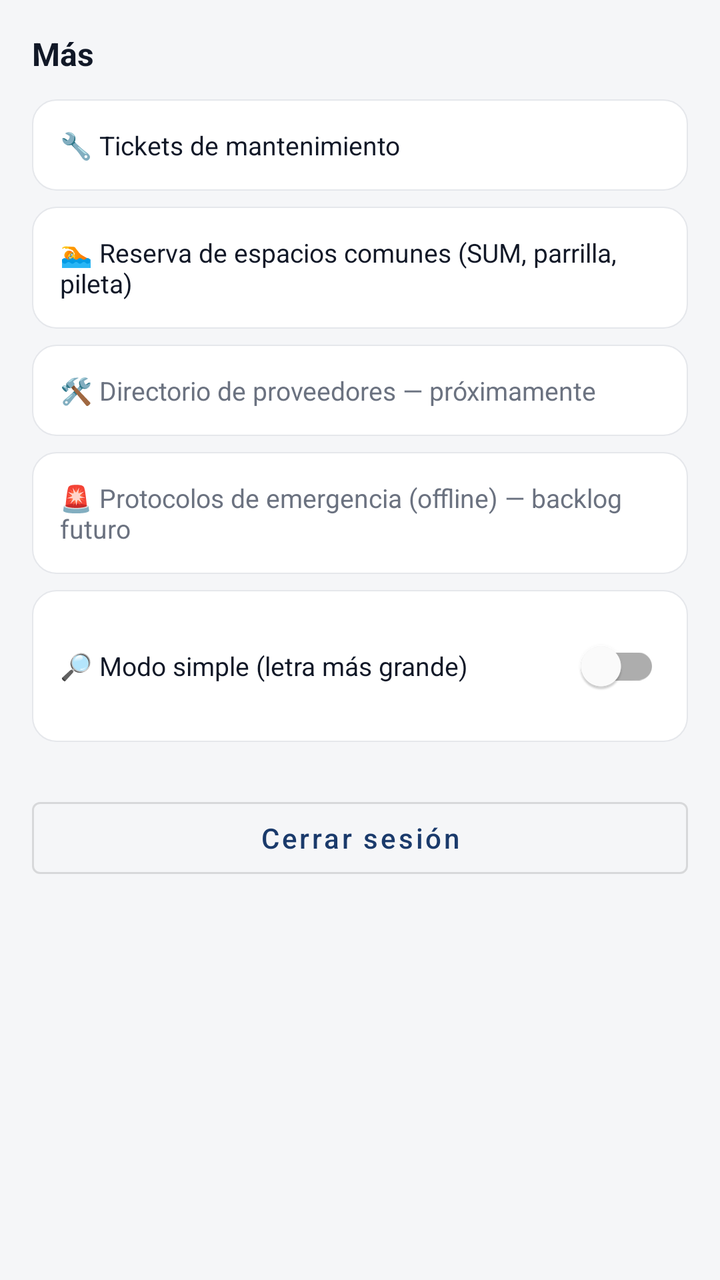
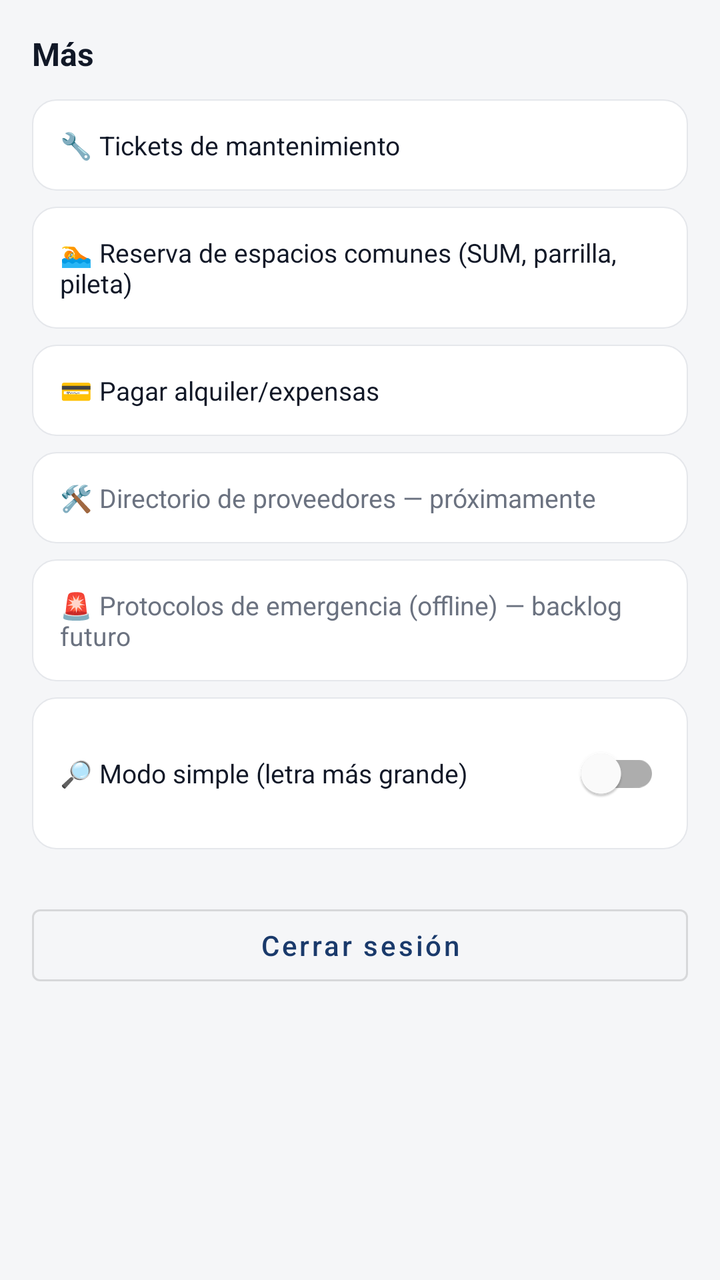

Before-and-after screenshots of an Android layout around one commit, followed by the original layout XML and the change that was made.
<!-- AndroidManifest.xml: application theme Theme.ConsorcioTransparente -->
<!-- res/layout/fragment_mas.xml -->
<?xml version="1.0" encoding="utf-8"?>
<LinearLayout xmlns:android="http://schemas.android.com/apk/res/android"
    xmlns:app="http://schemas.android.com/apk/res-auto"
    android:layout_width="match_parent"
    android:layout_height="match_parent"
    android:background="@color/background"
    android:orientation="vertical"
    android:padding="16dp">

    <TextView
        android:layout_width="wrap_content"
        android:layout_height="wrap_content"
        android:layout_marginBottom="12dp"
        android:text="Más"
        android:textColor="@color/text_primary"
        android:textSize="16sp"
        android:textStyle="bold" />

    <TextView
        android:id="@+id/itemBuildingConfig"
        android:layout_width="match_parent"
        android:layout_height="wrap_content"
        android:layout_marginBottom="8dp"
        android:background="@drawable/bg_card"
        android:clickable="true"
        android:focusable="true"
        android:padding="14dp"
        android:text="@string/building_config_menu_item"
        android:textColor="@color/text_primary"
        android:textSize="13sp"
        android:visibility="gone" />

    <TextView
        android:id="@+id/itemTickets"
        android:layout_width="match_parent"
        android:layout_height="wrap_content"
        android:layout_marginBottom="8dp"
        android:background="@drawable/bg_card"
        android:clickable="true"
        android:focusable="true"
        android:padding="14dp"
        android:text="@string/tickets_menu_item"
        android:textColor="@color/text_primary"
        android:textSize="13sp" />

    <TextView
        android:id="@+id/itemReservas"
        android:layout_width="match_parent"
        android:layout_height="wrap_content"
        android:layout_marginBottom="8dp"
        android:background="@drawable/bg_card"
        android:clickable="true"
        android:focusable="true"
        android:padding="14dp"
        android:text="🏊 Reserva de espacios comunes (SUM, parrilla, pileta)"
        android:textColor="@color/text_primary"
        android:textSize="13sp" />

    <TextView
        android:layout_width="match_parent"
        android:layout_height="wrap_content"
        android:layout_marginBottom="8dp"
        android:background="@drawable/bg_card"
        android:padding="14dp"
        android:text="🛠️ Directorio de proveedores — próximamente"
        android:textColor="?attr/colorTextSecondary"
        android:textSize="13sp" />

    <TextView
        android:layout_width="match_parent"
        android:layout_height="wrap_content"
        android:layout_marginBottom="8dp"
        android:background="@drawable/bg_card"
        android:padding="14dp"
        android:text="🚨 Protocolos de emergencia (offline) — backlog futuro"
        android:textColor="?attr/colorTextSecondary"
        android:textSize="13sp" />

    <LinearLayout
        android:layout_width="match_parent"
        android:layout_height="wrap_content"
        android:layout_marginBottom="8dp"
        android:background="@drawable/bg_card"
        android:gravity="center_vertical"
        android:orientation="horizontal"
        android:padding="14dp">

        <TextView
            android:layout_width="0dp"
            android:layout_height="wrap_content"
            android:layout_weight="1"
            android:text="@string/simple_mode_item"
            android:textColor="@color/text_primary"
            android:textSize="13sp" />

        <com.google.android.material.switchmaterial.SwitchMaterial
            android:id="@+id/switchSimpleMode"
            android:layout_width="wrap_content"
            android:layout_height="wrap_content"
            app:showText="false" />
    </LinearLayout>

    <Button
        android:id="@+id/buttonLogout"
        android:layout_width="match_parent"
        android:layout_height="wrap_content"
        android:layout_marginTop="16dp"
        android:text="@string/logout"
        android:textAllCaps="false"
        style="@style/Widget.MaterialComponents.Button.OutlinedButton" />

</LinearLayout>
<!-- resources referenced by this layout -->
<resources>
  <color name="background">#F5F6F8</color>
  <color name="text_primary">#111827</color>
  <!-- drawable bg_card (drawable) -->
  <?xml version="1.0" encoding="utf-8"?>
  <shape xmlns:android="http://schemas.android.com/apk/res/android">
      <solid android:color="@color/surface" />
      <corners android:radius="12dp" />
      <stroke android:width="0.5dp" android:color="@color/border" />
  </shape>
  <string name="building_config_menu_item">⚙️ Configuración del edificio</string>
  <string name="logout">Cerrar sesión</string>
  <string name="simple_mode_item">🔎 Modo simple (letra más grande)</string>
  <string name="tickets_menu_item">🔧 Tickets de mantenimiento</string>
  <style name="Theme.ConsorcioTransparente" parent="Theme.MaterialComponents.Light.NoActionBar">
          <item name="colorPrimary">@color/navy</item>
          <item name="colorPrimaryDark">@color/navy_dark</item>
          <item name="colorAccent">@color/blue_accent</item>
          <item name="android:windowBackground">@color/background</item>
          <item name="android:statusBarColor" tools:targetApi="l">@color/navy</item>
          <item name="colorTextSecondary">@color/text_secondary</item>
      </style>
  <color name="surface">#FFFFFF</color>
  <color name="border">#E5E7EB</color>
  <color name="navy">#1A3A6B</color>
  <color name="navy_dark">#0F2647</color>
  <color name="blue_accent">#3B82F6</color>
  <color name="text_secondary">#6B7280</color>
</resources>

<!-- the commit's change to res/layout/fragment_mas.xml (unified diff, before → after) -->
@@ -57,6 +57,47 @@
         android:textSize="13sp" />
 
     <TextView
+        android:id="@+id/itemVecinos"
+        android:layout_width="match_parent"
+        android:layout_height="wrap_content"
+        android:layout_marginBottom="8dp"
+        android:background="@drawable/bg_card"
+        android:clickable="true"
+        android:focusable="true"
+        android:padding="14dp"
+        android:text="@string/vecinos_menu_item"
+        android:textColor="@color/text_primary"
+        android:textSize="13sp"
+        android:visibility="gone" />
+
+    <TextView
+        android:id="@+id/itemPagar"
+        android:layout_width="match_parent"
+        android:layout_height="wrap_content"
+        android:layout_marginBottom="8dp"
+        android:background="@drawable/bg_card"
+        android:clickable="true"
+        android:focusable="true"
+        android:padding="14dp"
+        android:text="@string/pagar_menu_item"
+        android:textColor="@color/text_primary"
+        android:textSize="13sp" />
+
+    <TextView
+        android:id="@+id/itemCobros"
+        android:layout_width="match_parent"
+        android:layout_height="wrap_content"
+        android:layout_marginBottom="8dp"
+        android:background="@drawable/bg_card"
+        android:clickable="true"
+        android:focusable="true"
+        android:padding="14dp"
+        android:text="@string/cobros_menu_item"
+        android:textColor="@color/text_primary"
+        android:textSize="13sp"
+        android:visibility="gone" />
+
+    <TextView
         android:layout_width="match_parent"
         android:layout_height="wrap_content"
         android:layout_marginBottom="8dp"
<!-- resource entries referenced after the edit -->
@@ -10,9 +10,12 @@
       <stroke android:width="0.5dp" android:color="@color/border" />
   </shape>
   <string name="building_config_menu_item">⚙️ Configuración del edificio</string>
+  <string name="cobros_menu_item">📋 Panel de cobros</string>
   <string name="logout">Cerrar sesión</string>
+  <string name="pagar_menu_item">💳 Pagar alquiler/expensas</string>
   <string name="simple_mode_item">🔎 Modo simple (letra más grande)</string>
   <string name="tickets_menu_item">🔧 Tickets de mantenimiento</string>
+  <string name="vecinos_menu_item">👥 Vecinos</string>
   <style name="Theme.ConsorcioTransparente" parent="Theme.MaterialComponents.Light.NoActionBar">
           <item name="colorPrimary">@color/navy</item>
           <item name="colorPrimaryDark">@color/navy_dark</item>
